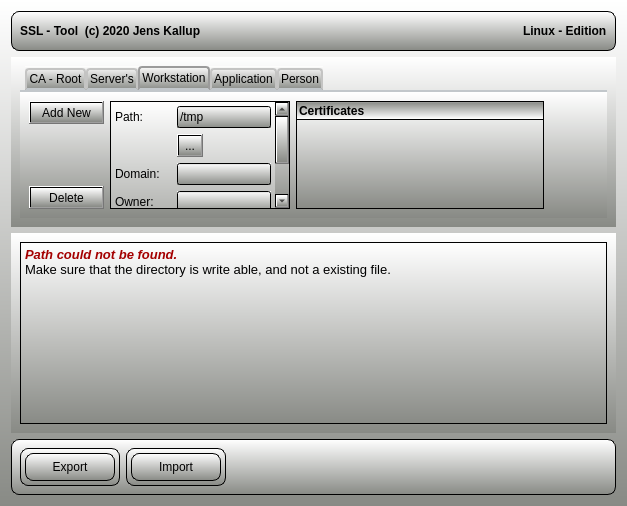
Before: the Qt Designer form src/plugins/tools/ssl/myssltoolmode.ui in paule32/QDataTools, drawn with Qt 5.
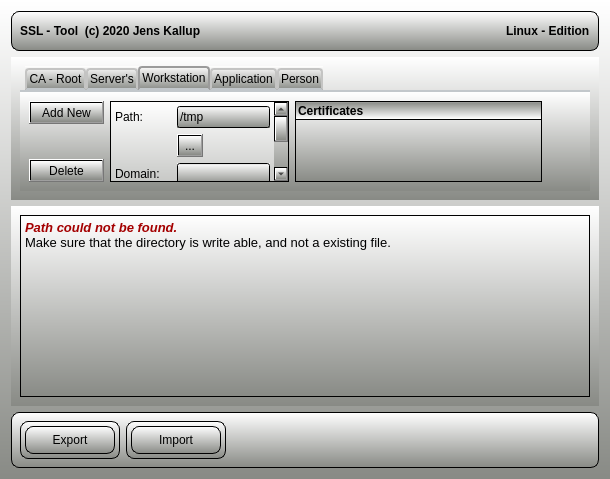
After: the same form once the commit is applied. The open tabs and pages were chosen to show the change. Custom widgets are drawn as their Qt base class.

```diff
--- a/src/plugins/tools/ssl/myssltoolmode.ui
+++ b/src/plugins/tools/ssl/myssltoolmode.ui
@@ -6,8 +6,8 @@
    <rect>
     <x>0</x>
     <y>0</y>
-    <width>627</width>
-    <height>506</height>
+    <width>610</width>
+    <height>479</height>
    </rect>
   </property>
   <property name="windowTitle">
@@ -783,6 +783,9 @@
                 </item>
                 <item>
                  <widget class="QPushButton" name="pushButton_6">
+                  <property name="styleSheet">
+                   <string notr="true">:hover {background-color: qlineargradient(spread:pad, x1:1, y1:0.506, x2:1, y2:0, stop:0 rgba(241, 26, 26, 241), stop:1 rgba(255, 255, 255, 255));}</string>
+                  </property>
                   <property name="text">
                    <string>Delete</string>
                   </property>
@@ -815,7 +818,7 @@
                      <rect>
                       <x>0</x>
                       <y>0</y>
-                      <width>179</width>
+                      <width>173</width>
                       <height>185</height>
                      </rect>
                     </property>
@@ -870,7 +873,11 @@
                            </widget>
                           </item>
                           <item row="2" column="1">
-                           <widget class="QLineEdit" name="domainEdit_3"/>
+                           <widget class="MyLineSSLEdit" name="pcNameEdit">
+                            <property name="Tag" stdset="0">
+                             <number>18</number>
+                            </property>
+                           </widget>
                           </item>
                           <item row="2" column="0">
                            <widget class="QLabel" name="label_15">
@@ -883,7 +890,7 @@
                            </widget>
                           </item>
                           <item row="3" column="1">
-                           <widget class="QLineEdit" name="ownerEdit_3">
+                           <widget class="MyLineSSLEdit" name="pcOwnerEdit">
                             <property name="maximumSize">
                              <size>
                               <width>200</width>
@@ -1625,6 +1632,13 @@
    </item>
   </layout>
  </widget>
+ <customwidgets>
+  <customwidget>
+   <class>MyLineSSLEdit</class>
+   <extends>QLineEdit</extends>
+   <header>lineedit.h</header>
+  </customwidget>
+ </customwidgets>
  <resources/>
  <connections/>
 </ui>
```
Left out of the diff: 222 changed lines with no effect on the pictures.
